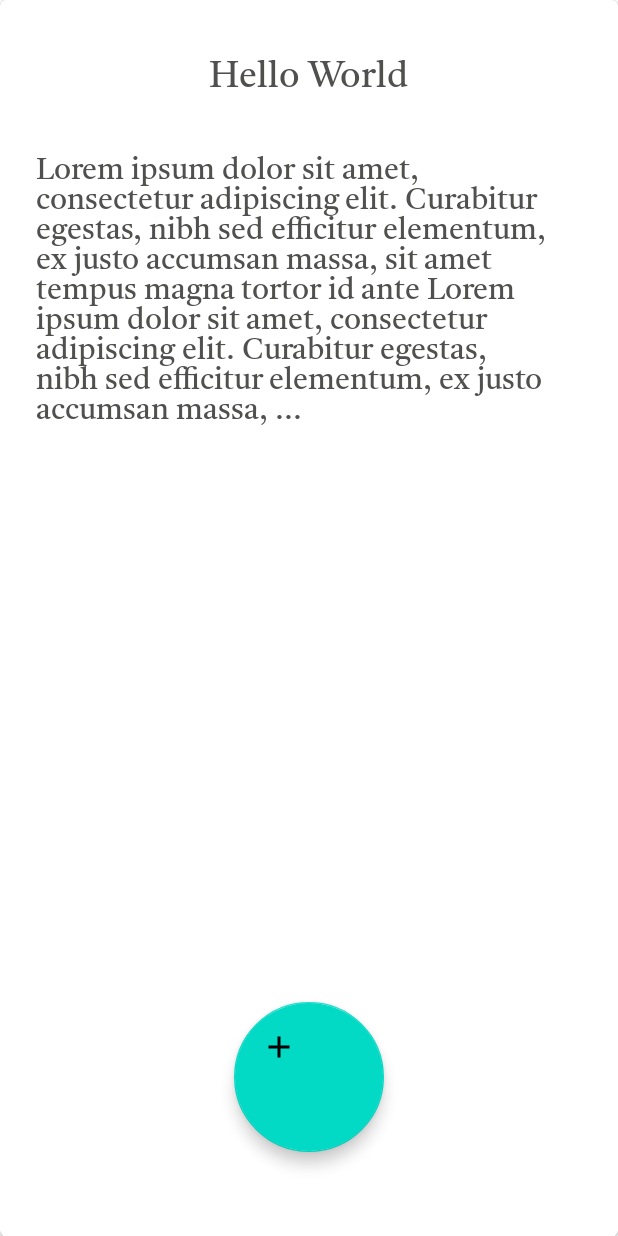
After one commit to Evan-Coulter/Stylo, an Android app: the layout note_list_card_item.xml on its own in the app's theme, with its tools: preview values and no code run, on a phone screen of 412 x 824 dp. The commit adds this screen. Run offline under Robolectric (Android 15) with nearby library versions, the phone set to English and light mode, and no system bars.

Commit message:
add initial recycler view code and app is now loading

```diff
--- a/app/src/main/java/com/example/stylo/data/database/NotesMetaDataDatabase.kt
+++ b/app/src/main/java/com/example/stylo/data/database/NotesMetaDataDatabase.kt
@@ -21,7 +21,8 @@ abstract class NotesMetaDataDatabase : RoomDatabase() {
                     context.applicationContext,
                     NotesMetaDataDatabase::class.java,
                     "notes_database"
-                ).build()
+                ).allowMainThreadQueries()
+                .build()
                 instance = database
                 return database
             }
--- /dev/null
+++ b/app/src/main/res/layout/note_list_card_item.xml
@@ -0,0 +1,52 @@
+<?xml version="1.0" encoding="utf-8"?>
+<com.google.android.material.card.MaterialCardView xmlns:android="http://schemas.android.com/apk/res/android"
+    xmlns:app="http://schemas.android.com/apk/res-auto"
+    android:layout_width="match_parent"
+    android:layout_height="match_parent"
+    style="?attr/materialCardViewElevatedStyle">
+
+    <androidx.constraintlayout.widget.ConstraintLayout
+        android:layout_width="match_parent"
+        android:layout_height="match_parent">
+
+        <TextView
+            android:id="@+id/cardViewTitle"
+            android:layout_width="wrap_content"
+            android:layout_height="wrap_content"
+            app:layout_constraintTop_toTopOf="parent"
+            app:layout_constraintStart_toStartOf="parent"
+            app:layout_constraintEnd_toEndOf="parent"
+            android:text="Hello World"
+            android:layout_margin="40dp"
+            android:textSize="24sp"/>
+
+        <TextView
+            android:id="@+id/cardViewContent"
+            android:layout_width="0dp"
+            android:layout_height="0dp"
+            android:layout_marginStart="24dp"
+            android:layout_marginTop="40dp"
+            android:layout_marginEnd="24dp"
+            android:text="Lorem ipsum dolor sit amet, consectetur adipiscing elit. Curabitur egestas, nibh sed efficitur elementum, ex justo accumsan massa, sit amet tempus magna tortor id ante Lorem ipsum dolor sit amet, consectetur adipiscing elit. Curabitur egestas, nibh sed efficitur elementum, ex justo accumsan massa, ..."
+            android:textSize="20sp"
+            app:layout_constraintBottom_toTopOf="@+id/cardViewFAB"
+            app:layout_constraintEnd_toEndOf="parent"
+            app:layout_constraintStart_toStartOf="parent"
+            app:layout_constraintTop_toBottomOf="@id/cardViewTitle" />
+
+        <com.google.android.material.floatingactionbutton.FloatingActionButton
+            android:id="@+id/cardViewFAB"
+            android:layout_width="100dp"
+            android:layout_height="100dp"
+            android:layout_margin="56dp"
+            android:src="@drawable/ic_baseline_add_24"
+            app:fabCustomSize="60dp"
+            app:layout_constraintBottom_toBottomOf="parent"
+            app:layout_constraintEnd_toEndOf="parent"
+            app:layout_constraintStart_toStartOf="parent"
+            app:rippleColor="@color/purple_200" />
+
+    </androidx.constraintlayout.widget.ConstraintLayout>
+
+
+</com.google.android.material.card.MaterialCardView>
```
Also changed, not shown: app/src/main/java/com/example/stylo/list/NoteListFragment.kt (+25 -1 lines), app/src/main/java/com/example/stylo/list/NoteListRecyclerViewAdapter.kt (added, +48 -0 lines), app/src/main/res/layout/fragment_note_list.xml (+12 -13 lines).
